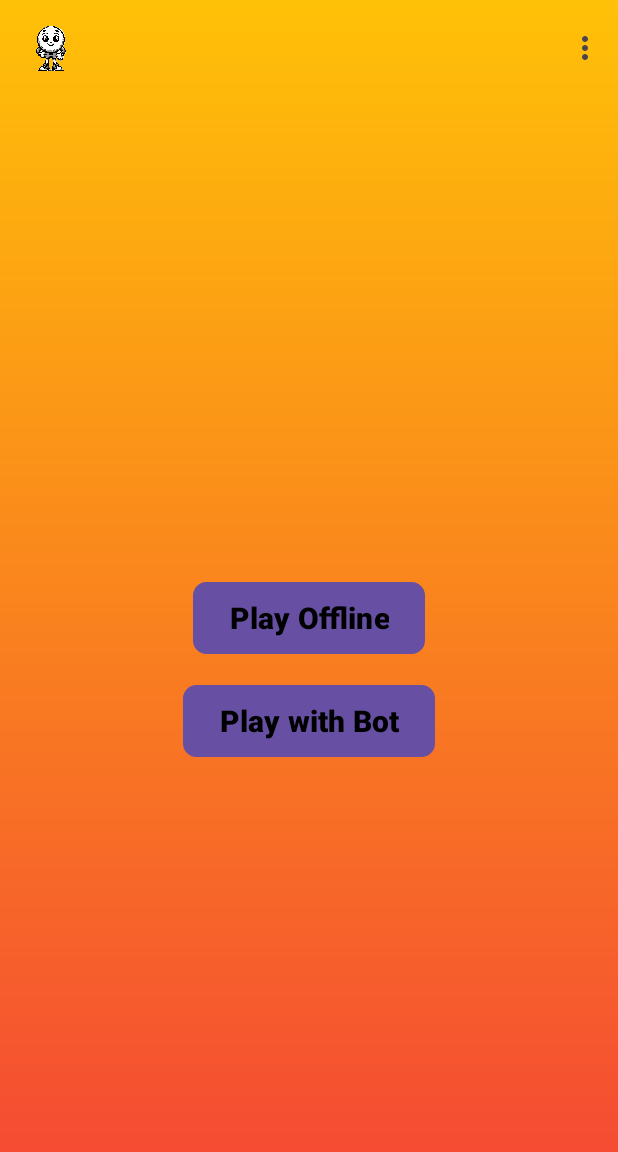
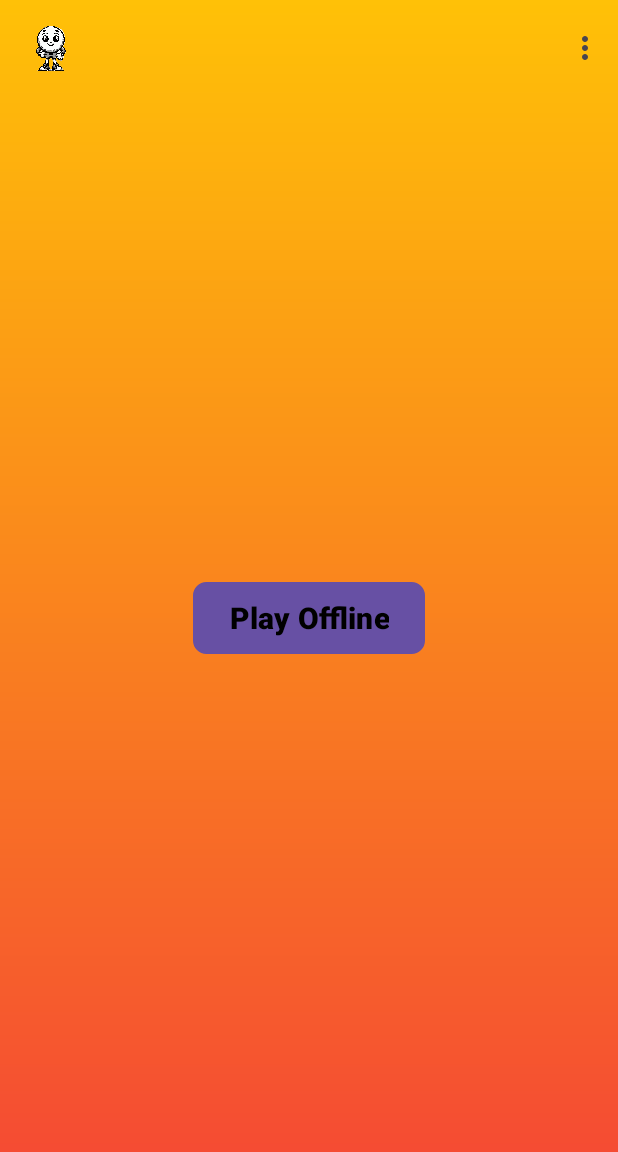
Before and after one commit to LSGAMING281004/BlazingHeroGameOfficial, an Android app: the screen it shows after launch (MainActivity), on a phone screen of 412 x 824 dp. Shown: the top 1152 px of the screen. Run offline under Robolectric (Android 15) with nearby library versions, the phone set to English and light mode, and no system bars.

Commit message:
Project Completed

```diff
--- a/app/src/main/java/com/lsgaming/app1/blazingherogameofficial/MainActivity.java
+++ b/app/src/main/java/com/lsgaming/app1/blazingherogameofficial/MainActivity.java
@@ -20,7 +20,7 @@ import androidx.core.view.WindowInsetsCompat;
 
 public class MainActivity extends AppCompatActivity {
 
-    Button play_offline,play_bot;
+    Button play_offline;
     Toolbar toolbar;
     MediaPlayer mp,mediaPlayer,mpq;
     @Override
--- a/app/src/main/res/layout/activity_main.xml
+++ b/app/src/main/res/layout/activity_main.xml
@@ -45,19 +45,6 @@
         app:layout_constraintTop_toTopOf="parent" />
 
 
-    <Button
-        android:id="@+id/play_bot"
-        android:layout_width="wrap_content"
-        android:layout_height="wrap_content"
-        android:background="@drawable/custom_button_bg"
-        android:text="@string/play_with_bot"
-        android:textColor="@color/black"
-        android:textSize="20sp"
-        android:textStyle="bold"
-        app:layout_constraintBottom_toBottomOf="parent"
-        app:layout_constraintEnd_toEndOf="parent"
-        app:layout_constraintStart_toStartOf="parent"
-        app:layout_constraintTop_toBottomOf="@+id/play_offline"
-        app:layout_constraintVertical_bias="0.061" />
+
 
 </androidx.constraintlayout.widget.ConstraintLayout>
--- a/app/src/main/res/layout/activity_offline_game_play.xml
+++ b/app/src/main/res/layout/activity_offline_game_play.xml
@@ -1,6 +1,5 @@
 <?xml version="1.0" encoding="utf-8"?>
 <RelativeLayout xmlns:android="http://schemas.android.com/apk/res/android"
-    xmlns:app="http://schemas.android.com/apk/res-auto"
     xmlns:tools="http://schemas.android.com/tools"
     android:id="@+id/main"
     android:layout_width="match_parent"
@@ -169,7 +168,6 @@
         android:layout_marginStart="20dp"
         android:text="@string/blue_number"
         android:textColor="@color/black"
-        android:background="#00D0CB"
         android:textSize="25sp"
         android:textStyle="bold" />
 
@@ -180,7 +178,6 @@
         android:layout_alignParentEnd="true"
         android:layout_marginEnd="20dp"
         android:text="@string/red_number"
-        android:background="#FF2F2F"
         android:textColor="@color/black"
         android:textSize="25sp"
         android:textStyle="bold" />
--- a/app/src/main/res/values/strings.xml
+++ b/app/src/main/res/values/strings.xml
@@ -8,5 +8,5 @@
     <string name="red_number">(R</string>
     <string name="blue_number">B)</string>
     <string name="attack_enemy">Attack Enemy</string>
-    <string name="kills">Kill:</string>
+    <string name="kills">Kill:0</string>
 </resources>
```
